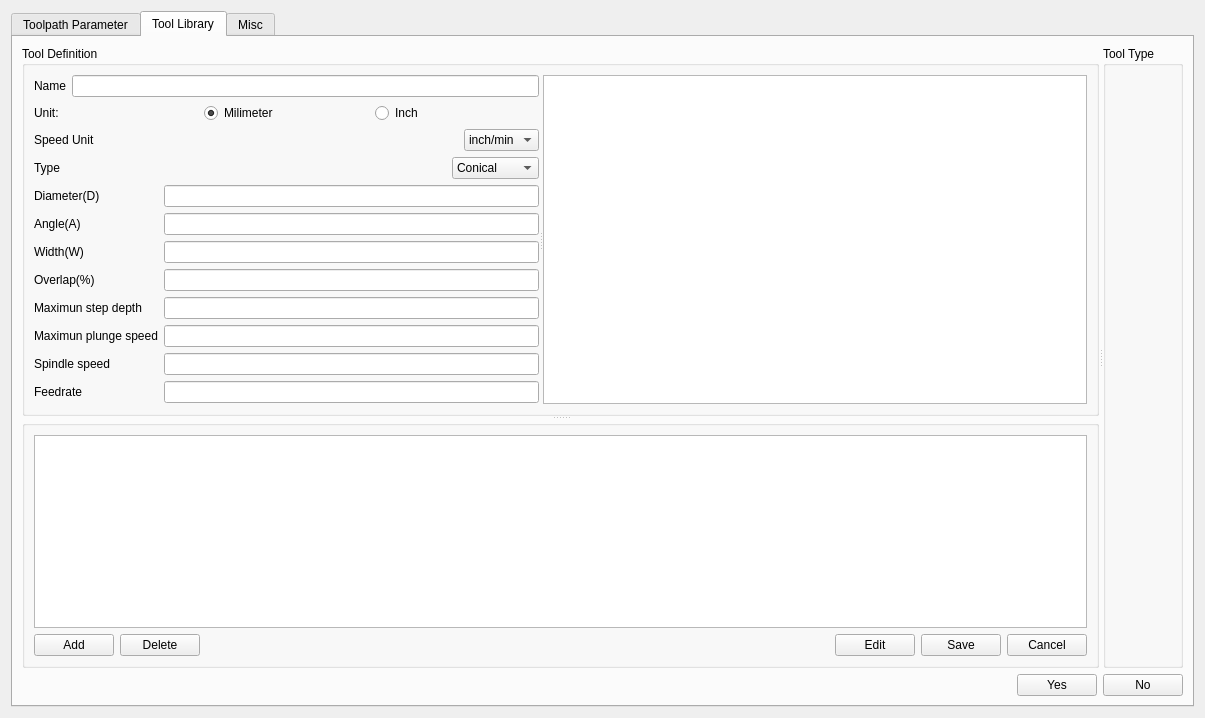
This is res/settingwindow.ui in computergeek1507/GerberCAM as Qt 5 draws it before an edit. The edited form follows.
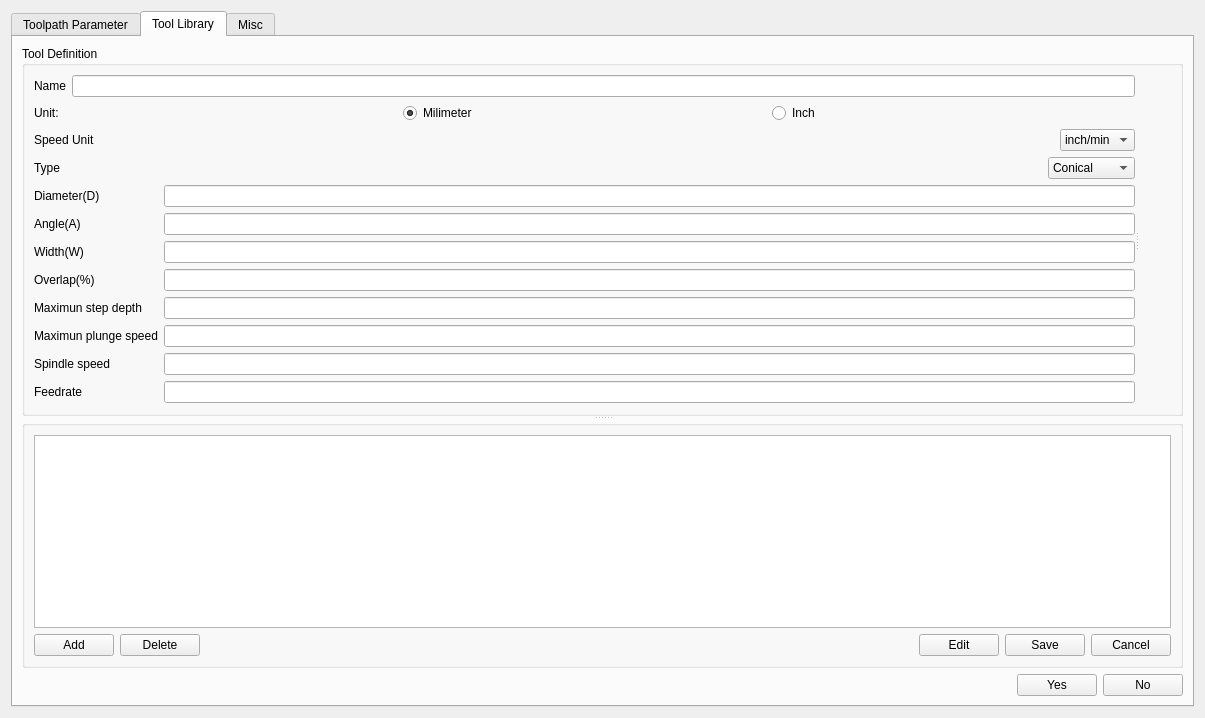
This is the edited form. The open tabs and pages were chosen to show the change.

Diff of the .ui file:
```diff
--- a/res/settingwindow.ui
+++ b/res/settingwindow.ui
@@ -444,7 +444,23 @@
                   </item>
                  </layout>
                 </widget>
-                <widget class="QGraphicsView" name="tlToolPreview"/>
+                <widget class="QLabel" name="tlToolTypeViewLabel">
+                 <property name="sizePolicy">
+                  <sizepolicy hsizetype="Preferred" vsizetype="Preferred">
+                   <horstretch>0</horstretch>
+                   <verstretch>0</verstretch>
+                  </sizepolicy>
+                 </property>
+                 <property name="layoutDirection">
+                  <enum>Qt::LeftToRight</enum>
+                 </property>
+                 <property name="text">
+                  <string/>
+                 </property>
+                 <property name="alignment">
+                  <set>Qt::AlignCenter</set>
+                 </property>
+                </widget>
                </widget>
               </item>
              </layout>
@@ -524,32 +540,6 @@
              </layout>
             </widget>
            </widget>
-           <widget class="QGroupBox" name="groupBox_29">
-            <property name="title">
-             <string>Tool Type</string>
-            </property>
-            <layout class="QVBoxLayout" name="verticalLayout_29">
-             <item>
-              <widget class="QLabel" name="tlToolTypeViewLabel">
-               <property name="sizePolicy">
-                <sizepolicy hsizetype="Ignored" vsizetype="Ignored">
-                 <horstretch>0</horstretch>
-                 <verstretch>0</verstretch>
-                </sizepolicy>
-               </property>
-               <property name="layoutDirection">
-                <enum>Qt::LeftToRight</enum>
-               </property>
-               <property name="text">
-                <string/>
-               </property>
-               <property name="alignment">
-                <set>Qt::AlignCenter</set>
-               </property>
-              </widget>
-             </item>
-            </layout>
-           </widget>
           </widget>
          </item>
          <item>
```
Left out of the diff: 3 changed lines with no effect on the pictures.
